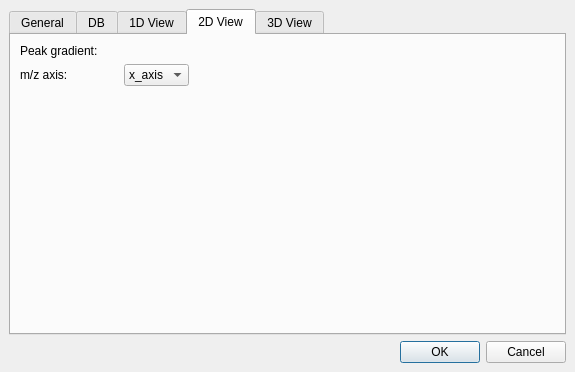
hroest/flaming-archer, file include/OpenMS/VISUAL/DIALOGS/UIC/TOPPViewPrefDialog.ui: the form before one commit.
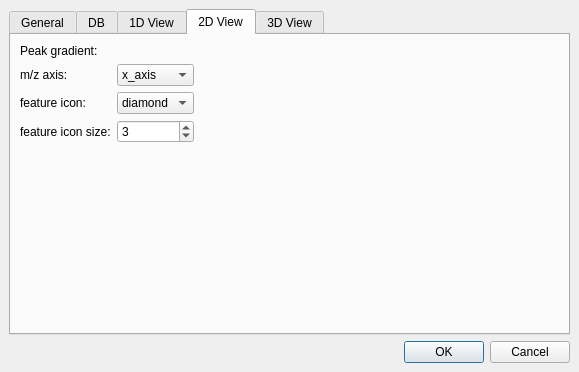
The form after the commit. The open tabs and pages were chosen to show the change. Custom widgets are drawn as their Qt base class.

The edit to the form file:
```diff
--- a/include/OpenMS/VISUAL/DIALOGS/UIC/TOPPViewPrefDialog.ui
+++ b/include/OpenMS/VISUAL/DIALOGS/UIC/TOPPViewPrefDialog.ui
@@ -1,11 +1,11 @@
 <ui version="4.0" >
  <class>TOPPViewPrefDialogTemplate</class>
- <widget class="QDialog" name="TOPPViewPrefDialogTemplate" >
-  <property name="geometry" >
+ <widget class="QDialog" name="TOPPViewPrefDialogTemplate">
+  <property name="geometry">
    <rect>
     <x>0</x>
     <y>0</y>
-    <width>575</width>
+    <width>579</width>
     <height>372</height>
    </rect>
   </property>
@@ -403,14 +403,18 @@
       <attribute name="title" >
        <string>2D View</string>
       </attribute>
-      <layout class="QGridLayout" >
-       <property name="margin" >
-        <number>9</number>
-       </property>
-       <property name="spacing" >
-        <number>6</number>
-       </property>
-       <item row="2" column="3" >
+      <layout class="QGridLayout" name="gridLayout_2">
+       <item row="0" column="0">
+        <widget class="QLabel" name="label_13">
+         <property name="text">
+          <string>Peak gradient:</string>
+         </property>
+        </widget>
+       </item>
+       <item row="0" column="1">
+        <widget class="OpenMS::MultiGradientSelector" name="peak_2D" native="true"/>
+       </item>
+       <item row="0" column="2" rowspan="4">
         <spacer>
          <property name="orientation" >
           <enum>Qt::Horizontal</enum>
@@ -423,9 +427,16 @@
          </property>
         </spacer>
        </item>
-       <item row="1" column="2" >
-        <widget class="QComboBox" name="mapping_2D" >
-         <property name="maximumSize" >
+       <item row="1" column="0">
+        <widget class="QLabel" name="label_17">
+         <property name="text">
+          <string>m/z axis:</string>
+         </property>
+        </widget>
+       </item>
+       <item row="1" column="1">
+        <widget class="QComboBox" name="mapping_2D">
+         <property name="maximumSize">
           <size>
            <width>120</width>
            <height>16777215</height>
@@ -443,14 +454,55 @@
          </item>
         </widget>
        </item>
-       <item row="1" column="0" >
-        <widget class="QLabel" name="label_17" >
-         <property name="text" >
-          <string>m/z axis:</string>
+       <item row="2" column="0">
+        <widget class="QLabel" name="label_21">
+         <property name="text">
+          <string>feature icon:</string>
          </property>
         </widget>
        </item>
-       <item row="3" column="1" >
+       <item row="2" column="1">
+        <widget class="QComboBox" name="feature_icon_2D">
+         <item>
+          <property name="text">
+           <string>diamond</string>
+          </property>
+         </item>
+         <item>
+          <property name="text">
+           <string>square</string>
+          </property>
+         </item>
+         <item>
+          <property name="text">
+           <string>circle</string>
+          </property>
+         </item>
+         <item>
+          <property name="text">
+           <string>triangle</string>
+          </property>
+         </item>
+        </widget>
+       </item>
+       <item row="3" column="0">
+        <widget class="QLabel" name="label_22">
+         <property name="text">
+          <string>feature icon size:</string>
+         </property>
+        </widget>
+       </item>
+       <item row="3" column="1">
+        <widget class="QSpinBox" name="feature_icon_size_2D">
+         <property name="minimum">
+          <number>1</number>
+         </property>
+         <property name="value">
+          <number>3</number>
+         </property>
+        </widget>
+       </item>
+       <item row="4" column="0" colspan="3">
         <spacer>
          <property name="orientation" >
           <enum>Qt::Vertical</enum>
@@ -463,16 +515,6 @@
          </property>
         </spacer>
        </item>
-       <item row="0" column="0" >
-        <widget class="QLabel" name="label_13" >
-         <property name="text" >
-          <string>Peak gradient:</string>
-         </property>
-        </widget>
-       </item>
-       <item row="0" column="2" >
-        <widget class="OpenMS::MultiGradientSelector" native="1" name="peak_2D" />
-       </item>
       </layout>
      </widget>
      <widget class="QWidget" name="tab_4" >
```
Left out of the diff: 392 changed lines with no effect on the pictures.
